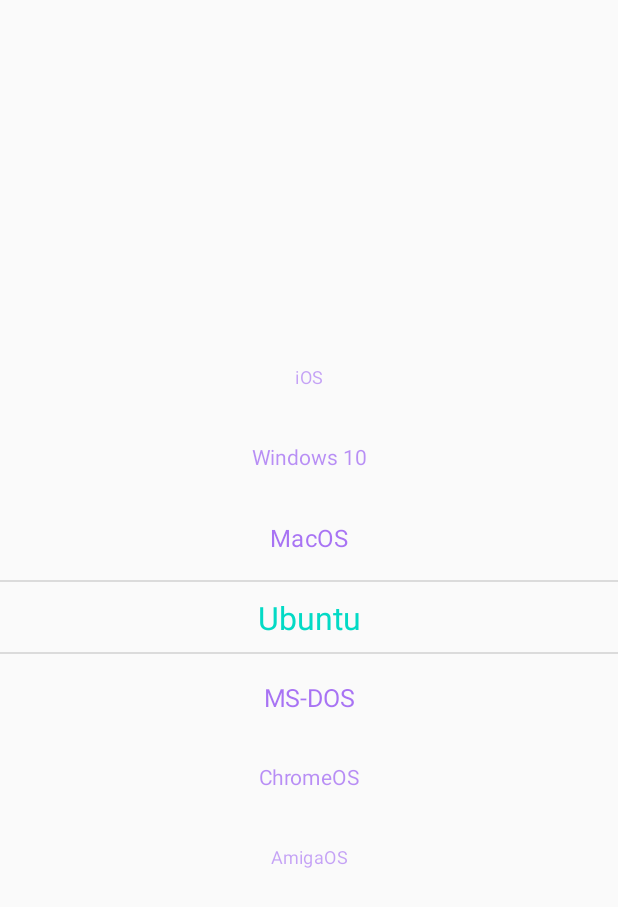
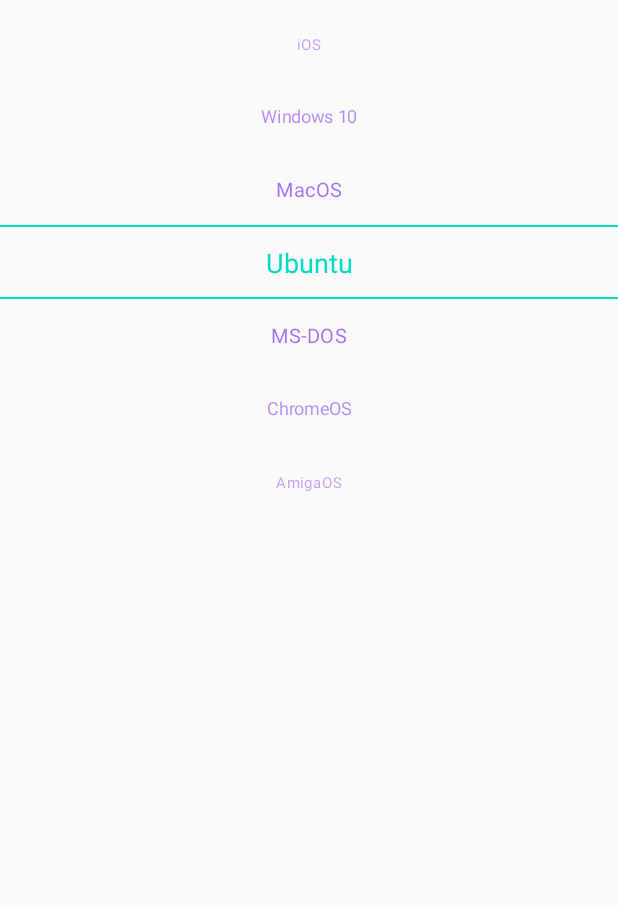
Before and after one commit to VladChernetsky/SimpleWheelView, an Android app: the screen it shows after launch (MainActivity), on a phone screen of 412 x 824 dp. Shown: the top 907 px of the screen. Run offline under Robolectric (Android 15) with nearby library versions, the phone set to English and light mode, and no system bars.

Commit message:
Add possibility to set size and divider color in xml

```diff
--- a/app/src/main/res/layout/activity_main.xml
+++ b/app/src/main/res/layout/activity_main.xml
@@ -1,8 +1,9 @@
 <?xml version="1.0" encoding="utf-8"?>
-<FrameLayout xmlns:android="http://schemas.android.com/apk/res/android"
+<LinearLayout xmlns:android="http://schemas.android.com/apk/res/android"
     xmlns:app="http://schemas.android.com/apk/res-auto"
     android:layout_width="match_parent"
-    android:layout_height="match_parent">
+    android:layout_height="match_parent"
+    android:orientation="vertical">
 
     <com.vchernetskyi.wheelview.WheelView
         android:id="@+id/wheelViewPicker"
@@ -10,5 +11,7 @@
         android:layout_height="@dimen/wheel_view_container_height"
         android:layout_gravity="center"
         app:item_text_color="@color/colorPrimary"
-        app:selected_item_text_color="@color/colorAccent" />
-</FrameLayout>
+        app:item_text_size="@dimen/fab_margin"
+        app:selected_item_text_color="@color/colorAccent"
+        app:divider_color="@color/colorAccent"/>
+</LinearLayout>
--- a/app/src/main/res/values/dimens.xml
+++ b/app/src/main/res/values/dimens.xml
@@ -1,3 +1,3 @@
 <resources>
-    <dimen name="fab_margin">16dp</dimen>
+    <dimen name="fab_margin">18sp</dimen>
 </resources>
--- a/wheelview/src/main/java/com/vchernetskyi/wheelview/ViewItemConfig.kt
+++ b/wheelview/src/main/java/com/vchernetskyi/wheelview/ViewItemConfig.kt
@@ -1,5 +1,6 @@
 package com.vchernetskyi.wheelview
 
 data class ViewItemConfig(
-    val itemTextColor: Int
+    val itemTextColor: Int,
+    val itemTextSize: Int
 )
--- a/wheelview/src/main/java/com/vchernetskyi/wheelview/WheelView.kt
+++ b/wheelview/src/main/java/com/vchernetskyi/wheelview/WheelView.kt
@@ -6,6 +6,7 @@ import android.util.AttributeSet
 import android.view.View
 import android.widget.FrameLayout
 import android.widget.TextView
+import androidx.core.content.ContextCompat
 import androidx.recyclerview.widget.LinearSnapHelper
 import com.vchernetskyi.wheelview.animators.DefaultAnimator
 import com.vchernetskyi.wheelview.animators.WheelItemAnimator
@@ -28,6 +29,9 @@ class WheelView @JvmOverloads constructor(
         context.resources.getDimensionPixelOffset(R.dimen.wheel_view_container_height)
     private val itemHeight =
         context.resources.getDimensionPixelOffset(R.dimen.wheel_view_item_height)
+    private var itemTextSize: Int =
+        context.resources.getDimensionPixelOffset(R.dimen.wheel_view_text_size)
+    private var dividerColor: Int = ContextCompat.getColor(context, R.color.wheel_view_divider)
 
     init {
         View.inflate(context, R.layout.wheel_view, this)
@@ -41,10 +45,25 @@ class WheelView @JvmOverloads constructor(
                 itemTextColor = getColor(R.styleable.WheelView_item_text_color, itemTextColor)
                 selectedItemTextColor =
                     getColor(R.styleable.WheelView_selected_item_text_color, selectedItemTextColor)
+
+                itemTextSize =
+                    getDimensionPixelOffset(R.styleable.WheelView_item_text_size, itemTextSize)
+                dividerColor = getColor(R.styleable.WheelView_divider_color, dividerColor)
+
                 recycle()
             }
         }
-        wheelViewAdapter = WheelViewAdapter(::actionItemClick, ViewItemConfig(itemTextColor))
+
+        viewDividerTop.setBackgroundColor(dividerColor)
+        viewDividerBottom.setBackgroundColor(dividerColor)
+
+        wheelViewAdapter = WheelViewAdapter(
+            ::actionItemClick, ViewItemConfig(
+                itemTextColor,
+                itemTextSize
+            )
+        )
+
 
         setupRecyclerView()
     }
--- a/wheelview/src/main/java/com/vchernetskyi/wheelview/WheelViewHolder.kt
+++ b/wheelview/src/main/java/com/vchernetskyi/wheelview/WheelViewHolder.kt
@@ -15,6 +15,7 @@ class WheelViewHolder(
     fun bind(model: WheelItem) {
         tvWheelItem.text = model.title
         tvWheelItem.setTextColor(viewItemConfig.itemTextColor)
+        tvWheelItem.textSize = itemView.context.pxToSp(viewItemConfig.itemTextSize)
         itemView.setOnClickListener {
             actionClick.invoke(model)
         }
--- a/wheelview/src/main/res/layout/wheel_view.xml
+++ b/wheelview/src/main/res/layout/wheel_view.xml
@@ -15,6 +15,7 @@
         tools:listitem="@layout/wheel_view_item" />
 
     <View
+        android:id="@+id/viewDividerTop"
         android:layout_width="match_parent"
         android:layout_height="1dp"
         android:layout_gravity="center_vertical"
@@ -22,6 +23,7 @@
         android:background="@color/wheel_view_divider" />
 
     <View
+        android:id="@+id/viewDividerBottom"
         android:layout_width="match_parent"
         android:layout_height="1dp"
         android:layout_gravity="center_vertical"
--- a/wheelview/src/main/res/values/attr.xml
+++ b/wheelview/src/main/res/values/attr.xml
@@ -3,5 +3,7 @@
     <declare-styleable name="WheelView">
         <attr name="item_text_color" format="color" />
         <attr name="selected_item_text_color" format="color" />
+        <attr name="item_text_size" format="dimension" />
+        <attr name="divider_color" format="color" />
     </declare-styleable>
 </resources>
```
Also changed, not shown: wheelview/src/main/java/com/vchernetskyi/wheelview/DimensionUtils.kt (added, +24 -0 lines), wheelview/src/main/java/com/vchernetskyi/wheelview/animators/AlphaAnimator.kt (added, +38 -0 lines).
